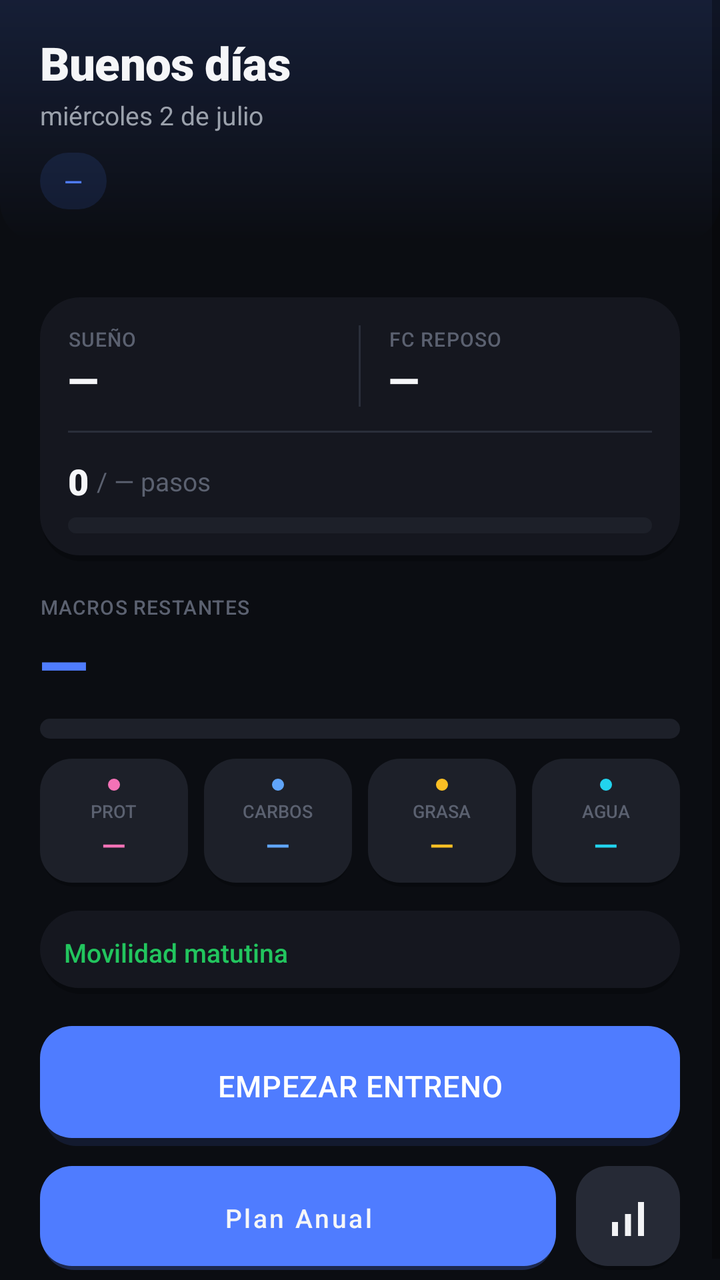
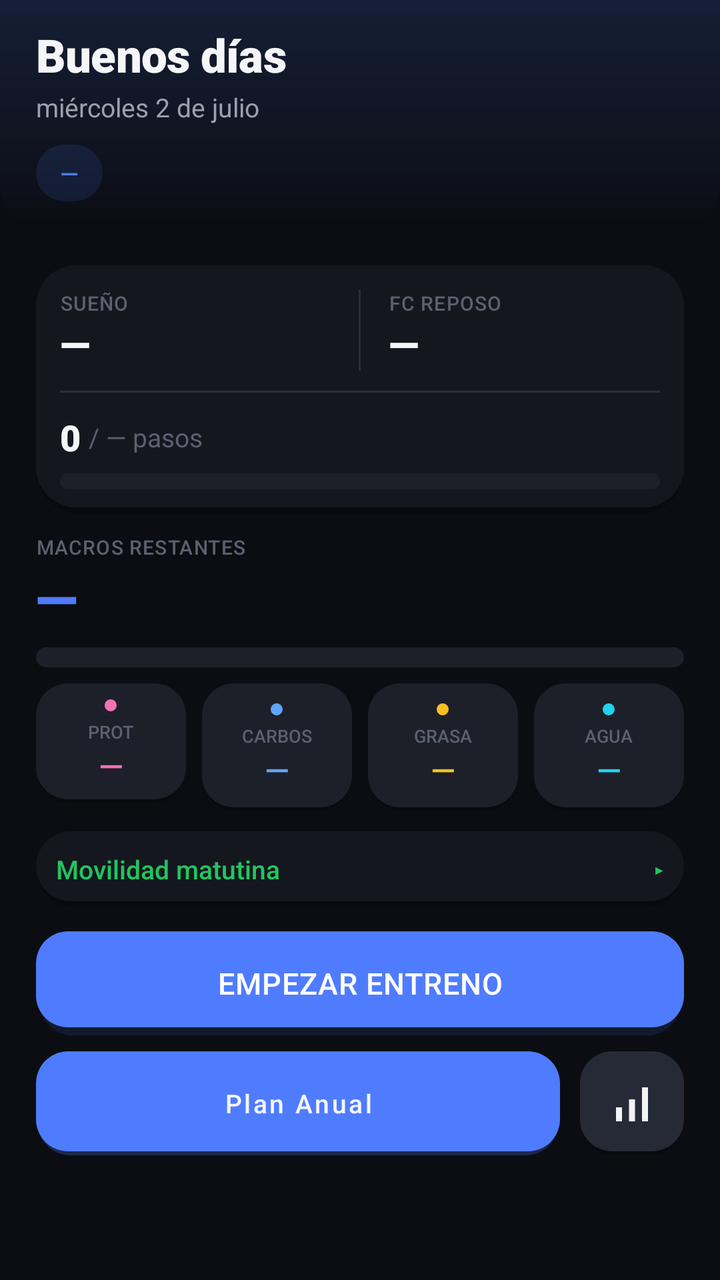

An Android layout rendered at two revisions. The XML below is the earlier revision; the diff shows what the commit changed to produce the second picture.
<!-- AndroidManifest.xml: application theme Theme.FitBase -->
<!-- res/layout/activity_home.xml -->
<?xml version="1.0" encoding="utf-8"?>
<FrameLayout xmlns:android="http://schemas.android.com/apk/res/android"
    android:layout_width="match_parent"
    android:layout_height="match_parent"
    android:background="@color/background">

<ScrollView
    android:layout_width="match_parent"
    android:layout_height="match_parent"
    android:fillViewport="true">

    <LinearLayout
        android:layout_width="match_parent"
        android:layout_height="wrap_content"
        android:orientation="vertical">

        
        <LinearLayout
            android:layout_width="match_parent"
            android:layout_height="wrap_content"
            android:orientation="vertical"
            android:background="@drawable/bg_hero_panel"
            android:paddingHorizontal="20dp"
            android:paddingTop="16dp"
            android:paddingBottom="16dp">

            <TextView
                android:id="@+id/tvSaludo"
                android:layout_width="wrap_content"
                android:layout_height="wrap_content"
                android:text="Buenos días"
                android:textSize="23sp"
                android:textColor="@color/text_primary"
                android:fontFamily="sans-serif-black"
                android:letterSpacing="-0.01" />

            <TextView
                android:id="@+id/tvFecha"
                android:layout_width="wrap_content"
                android:layout_height="wrap_content"
                android:text="miércoles 2 de julio"
                android:textSize="13sp"
                android:textColor="@color/text_secondary"
                android:layout_marginTop="2dp" />

            <LinearLayout
                android:layout_width="wrap_content"
                android:layout_height="wrap_content"
                android:orientation="horizontal"
                android:layout_marginTop="10dp"
                android:gravity="center_vertical">

                <TextView
                    android:id="@+id/tvTipoDia"
                    android:layout_width="wrap_content"
                    android:layout_height="wrap_content"
                    android:text="—"
                    android:textSize="12sp"
                    android:fontFamily="sans-serif-medium"
                    android:textColor="@color/accent"
                    android:background="@drawable/bg_chip_accent"
                    android:paddingHorizontal="12dp"
                    android:paddingVertical="6dp" />

                <TextView
                    android:id="@+id/tvFaseNombre"
                    android:layout_width="wrap_content"
                    android:layout_height="wrap_content"
                    android:layout_marginStart="8dp"
                    android:text="Hipertrofia I"
                    android:textSize="12sp"
                    android:textColor="@color/text_secondary"
                    android:background="@drawable/bg_badge_actual"
                    android:paddingHorizontal="12dp"
                    android:paddingVertical="6dp"
                    android:visibility="gone" />
            </LinearLayout>
        </LinearLayout>

        <LinearLayout
            android:layout_width="match_parent"
            android:layout_height="wrap_content"
            android:orientation="vertical"
            android:paddingHorizontal="20dp"
            android:paddingTop="14dp"
            android:paddingBottom="16dp">

        
        <LinearLayout
            android:id="@+id/bannerPretemporada"
            android:layout_width="match_parent"
            android:layout_height="wrap_content"
            android:orientation="vertical"
            android:background="@drawable/bg_card_flat"
            android:padding="12dp"
            android:visibility="gone">

            <TextView
                android:id="@+id/tvPretemporadaTitulo"
                android:layout_width="match_parent"
                android:layout_height="wrap_content"
                android:text="Pretemporada"
                android:textSize="13sp"
                android:fontFamily="sans-serif-medium"
                android:textColor="@color/accent" />

            <TextView
                android:id="@+id/tvPretemporadaDetalle"
                android:layout_width="match_parent"
                android:layout_height="wrap_content"
                android:layout_marginTop="4dp"
                android:textSize="12sp"
                android:textColor="@color/text_secondary" />
        </LinearLayout>

        
        <LinearLayout
            android:id="@+id/bannerAusencia"
            android:layout_width="match_parent"
            android:layout_height="wrap_content"
            android:orientation="horizontal"
            android:background="@drawable/bg_card_flat"
            android:padding="12dp"
            android:layout_marginTop="8dp"
            android:visibility="gone">

            <TextView
                android:id="@+id/tvAusenciaMensaje"
                android:layout_width="match_parent"
                android:layout_height="wrap_content"
                android:textSize="12sp"
                android:textColor="@color/text_secondary" />
        </LinearLayout>

        
        <LinearLayout
            android:id="@+id/bannerRamadan"
            android:layout_width="match_parent"
            android:layout_height="wrap_content"
            android:orientation="vertical"
            android:background="@drawable/bg_card_flat"
            android:padding="12dp"
            android:layout_marginTop="8dp"
            android:visibility="gone">

            <TextView
                android:id="@+id/tvRamadanTitulo"
                android:layout_width="match_parent"
                android:layout_height="wrap_content"
                android:textSize="13sp"
                android:fontFamily="sans-serif-medium"
                android:textColor="@color/accent" />

            <TextView
                android:id="@+id/tvRamadanDetalle"
                android:layout_width="match_parent"
                android:layout_height="wrap_content"
                android:layout_marginTop="4dp"
                android:textSize="12sp"
                android:textColor="@color/text_secondary" />
        </LinearLayout>

        
        <LinearLayout
            android:layout_width="match_parent"
            android:layout_height="wrap_content"
            android:orientation="vertical"
            android:background="@drawable/bg_card_flat"
            android:padding="14dp"
            android:layout_marginTop="14dp">

            <LinearLayout
                android:layout_width="match_parent"
                android:layout_height="wrap_content"
                android:orientation="horizontal">

                <LinearLayout
                    android:layout_width="0dp"
                    android:layout_height="wrap_content"
                    android:layout_weight="1"
                    android:orientation="vertical">
                    <TextView
                        android:layout_width="wrap_content"
                        android:layout_height="wrap_content"
                        android:text="SUEÑO"
                        android:textSize="10sp"
                        android:fontFamily="sans-serif-medium"
                        android:letterSpacing="0.04"
                        android:textColor="@color/text_tertiary" />
                    <TextView
                        android:id="@+id/tvSleepScore"
                        android:layout_width="wrap_content"
                        android:layout_height="wrap_content"
                        android:text="—"
                        android:textSize="20sp"
                        android:fontFamily="sans-serif-black"
                        android:textColor="@color/text_primary" />
                </LinearLayout>

                <View
                    android:layout_width="1dp"
                    android:layout_height="match_parent"
                    android:background="@color/colorSeparator" />

                <LinearLayout
                    android:layout_width="0dp"
                    android:layout_height="wrap_content"
                    android:layout_weight="1"
                    android:orientation="vertical"
                    android:paddingStart="14dp">
                    <TextView
                        android:layout_width="wrap_content"
                        android:layout_height="wrap_content"
                        android:text="FC REPOSO"
                        android:textSize="10sp"
                        android:fontFamily="sans-serif-medium"
                        android:letterSpacing="0.04"
                        android:textColor="@color/text_tertiary" />
                    <TextView
                        android:id="@+id/tvFcReposo"
                        android:layout_width="wrap_content"
                        android:layout_height="wrap_content"
                        android:text="—"
                        android:textSize="20sp"
                        android:fontFamily="sans-serif-black"
                        android:textColor="@color/text_primary" />
                </LinearLayout>
            </LinearLayout>

            <TextView
                android:id="@+id/tvAvisoFatiga"
                android:layout_width="match_parent"
                android:layout_height="wrap_content"
                android:text="Sueño pobre — sesión reducida"
                android:textSize="12sp"
                android:textColor="@color/warning"
                android:layout_marginTop="6dp"
                android:visibility="gone" />

            <View
                android:layout_width="match_parent"
                android:layout_height="1dp"
                android:background="@color/colorSeparator"
                android:layout_marginTop="12dp"
                android:layout_marginBottom="12dp" />

            <LinearLayout
                android:layout_width="match_parent"
                android:layout_height="wrap_content"
                android:orientation="horizontal"
                android:gravity="center_vertical">

                <TextView
                    android:id="@+id/tvPasos"
                    android:layout_width="wrap_content"
                    android:layout_height="wrap_content"
                    android:text="0"
                    android:textSize="18sp"
                    android:fontFamily="sans-serif-black"
                    android:textColor="@color/text_primary" />

                <TextView
                    android:id="@+id/tvPasosObj"
                    android:layout_width="wrap_content"
                    android:layout_height="wrap_content"
                    android:text="/ — pasos"
                    android:textSize="13sp"
                    android:textColor="@color/text_tertiary"
                    android:layout_marginStart="4dp" />
            </LinearLayout>

            <ProgressBar
                android:id="@+id/progressPasos"
                style="@android:style/Widget.ProgressBar.Horizontal"
                android:layout_width="match_parent"
                android:layout_height="8dp"
                android:layout_marginTop="6dp"
                android:progressDrawable="@drawable/progress_pasos"
                android:max="8000" />

            <TextView
                android:id="@+id/tvCardioInfo"
                android:layout_width="match_parent"
                android:layout_height="wrap_content"
                android:text="20 min bici post-gym"
                android:textSize="12sp"
                android:textColor="@color/text_secondary"
                android:layout_marginTop="8dp"
                android:visibility="gone" />
        </LinearLayout>

        
        <TextView
            android:layout_width="wrap_content"
            android:layout_height="wrap_content"
            android:text="MACROS RESTANTES"
            android:textSize="10sp"
            android:fontFamily="sans-serif-medium"
            android:letterSpacing="0.04"
            android:textColor="@color/text_tertiary"
            android:layout_marginTop="16dp" />

        <TextView
            android:id="@+id/tvCaloriasRestantes"
            android:layout_width="wrap_content"
            android:layout_height="wrap_content"
            android:text="—"
            android:textSize="32sp"
            android:textColor="@color/accent"
            android:fontFamily="sans-serif-black"
            android:letterSpacing="-0.02" />

        <ProgressBar
            android:id="@+id/progressCalorias"
            style="@android:style/Widget.ProgressBar.Horizontal"
            android:layout_width="match_parent"
            android:layout_height="10dp"
            android:layout_marginTop="6dp"
            android:progressDrawable="@drawable/progress_calorias"
            android:max="3280" />

        <LinearLayout
            android:layout_width="match_parent"
            android:layout_height="wrap_content"
            android:orientation="horizontal"
            android:layout_marginTop="10dp">

            <LinearLayout
                android:layout_width="0dp"
                android:layout_height="wrap_content"
                android:layout_weight="1"
                android:orientation="vertical"
                android:gravity="center"
                android:background="@drawable/bg_macro_card"
                android:padding="10dp">
                <View
                    android:layout_width="6dp"
                    android:layout_height="6dp"
                    android:layout_marginBottom="4dp"
                    android:background="@drawable/shape_dot"
                    android:backgroundTint="@color/colorProteina" />
                <TextView android:layout_width="wrap_content" android:layout_height="wrap_content"
                    android:text="PROT" android:textSize="9sp" android:fontFamily="sans-serif-medium" android:textColor="@color/text_tertiary" />
                <TextView android:id="@+id/tvProtRestante" android:layout_width="wrap_content"
                    android:layout_height="wrap_content" android:text="—"
                    android:textSize="16sp" android:fontFamily="sans-serif-medium" android:textColor="@color/colorProteina" />
            </LinearLayout>

            <LinearLayout
                android:layout_width="0dp"
                android:layout_height="wrap_content"
                android:layout_weight="1"
                android:orientation="vertical"
                android:gravity="center"
                android:background="@drawable/bg_macro_card"
                android:padding="10dp"
                android:layout_marginStart="8dp">
                <View
                    android:layout_width="6dp"
                    android:layout_height="6dp"
                    android:layout_marginBottom="4dp"
                    android:background="@drawable/shape_dot"
                    android:backgroundTint="@color/colorCarbos" />
                <TextView android:layout_width="wrap_content" android:layout_height="wrap_content"
                    android:text="CARBOS" android:textSize="9sp" android:fontFamily="sans-serif-medium" android:textColor="@color/text_tertiary" />
                <TextView android:id="@+id/tvCarbosRestantes" android:layout_width="wrap_content"
                    android:layout_height="wrap_content" android:text="—"
                    android:textSize="16sp" android:fontFamily="sans-serif-medium" android:textColor="@color/colorCarbos" />
            </LinearLayout>

            <LinearLayout
                android:layout_width="0dp"
                android:layout_height="wrap_content"
                android:layout_weight="1"
                android:orientation="vertical"
                android:gravity="center"
                android:background="@drawable/bg_macro_card"
                android:padding="10dp"
                android:layout_marginStart="8dp">
                <View
                    android:layout_width="6dp"
                    android:layout_height="6dp"
                    android:layout_marginBottom="4dp"
                    android:background="@drawable/shape_dot"
                    android:backgroundTint="@color/colorGrasa" />
                <TextView android:layout_width="wrap_content" android:layout_height="wrap_content"
                    android:text="GRASA" android:textSize="9sp" android:fontFamily="sans-serif-medium" android:textColor="@color/text_tertiary" />
                <TextView android:id="@+id/tvGrasasRestantes" android:layout_width="wrap_content"
                    android:layout_height="wrap_content" android:text="—"
                    android:textSize="16sp" android:fontFamily="sans-serif-medium" android:textColor="@color/colorGrasa" />
            </LinearLayout>

            <LinearLayout
                android:layout_width="0dp"
                android:layout_height="wrap_content"
                android:layout_weight="1"
                android:orientation="vertical"
                android:gravity="center"
                android:background="@drawable/bg_macro_card"
                android:padding="10dp"
                android:layout_marginStart="8dp">
                <View
                    android:layout_width="6dp"
                    android:layout_height="6dp"
                    android:layout_marginBottom="4dp"
                    android:background="@drawable/shape_dot"
                    android:backgroundTint="@color/colorAgua" />
                <TextView android:layout_width="wrap_content" android:layout_height="wrap_content"
                    android:text="AGUA" android:textSize="9sp" android:fontFamily="sans-serif-medium" android:textColor="@color/text_tertiary" />
                <TextView android:id="@+id/tvAgua" android:layout_width="wrap_content"
                    android:layout_height="wrap_content" android:text="—"
                    android:textSize="16sp" android:fontFamily="sans-serif-medium" android:textColor="@color/colorAgua" />
            </LinearLayout>
        </LinearLayout>

        
        <LinearLayout
            android:layout_width="match_parent"
            android:layout_height="wrap_content"
            android:orientation="vertical"
            android:layout_marginTop="12dp"
            android:background="@drawable/bg_card_flat"
            android:padding="12dp">

            <TextView
                android:id="@+id/tvMovilidadTitulo"
                android:layout_width="wrap_content"
                android:layout_height="wrap_content"
                android:text="Movilidad matutina"
                android:textSize="13sp"
                android:fontFamily="sans-serif-medium"
                android:textColor="@color/success" />

            <LinearLayout
                android:id="@+id/layoutMovilidad"
                android:layout_width="match_parent"
                android:layout_height="wrap_content"
                android:orientation="vertical"
                android:layout_marginTop="6dp"
                android:visibility="gone" />
        </LinearLayout>

        
        <Button
            android:id="@+id/btnEmpezarEntreno"
            style="@style/Widget.FitBase.Button.Primary"
            android:layout_marginTop="16dp"
            android:text="EMPEZAR ENTRENO"
            android:visibility="visible" />

        <TextView
            android:id="@+id/tvSesionTipo"
            android:layout_width="wrap_content"
            android:layout_height="wrap_content"
            android:layout_gravity="center_horizontal"
            android:layout_marginTop="6dp"
            android:textSize="13sp"
            android:textColor="@color/text_tertiary"
            android:visibility="gone" />

        <TextView
            android:id="@+id/tvSesionFase"
            android:layout_width="wrap_content"
            android:layout_height="wrap_content"
            android:visibility="gone" />

        
        <LinearLayout
            android:layout_width="match_parent"
            android:layout_height="wrap_content"
            android:orientation="horizontal"
            android:layout_marginTop="10dp">

            <Button
                android:id="@+id/btnPlanAnual"
                style="@style/Widget.FitBase.Button.Secondary"
                android:layout_width="0dp"
                android:layout_weight="1"
                android:text="Plan Anual"
                android:textSize="13sp" />

            <ImageButton
                android:id="@+id/btnProgresion"
                android:layout_width="52dp"
                android:layout_height="52dp"
                android:layout_marginStart="10dp"
                android:contentDescription="Progresión"
                android:padding="14dp"
                android:scaleType="fitCenter"
                android:src="@drawable/ic_chart"
                android:background="@drawable/button_secondary" />
        </LinearLayout>

        </LinearLayout>
    </LinearLayout>
</ScrollView>

</FrameLayout>
<!-- resources referenced by this layout -->
<resources>
  <color name="accent">#4F7CFF</color>
  <color name="background">#0B0D12</color>
  <color name="colorAgua">#22D3EE</color>
  <color name="colorCarbos">#60A5FA</color>
  <color name="colorGrasa">#FBBF24</color>
  <color name="colorProteina">#F472B6</color>
  <color name="colorSeparator">#2A2E3A</color>
  <color name="success">#22C55E</color>
  <color name="text_primary">#F5F6F8</color>
  <color name="text_secondary">#9BA1AC</color>
  <color name="text_tertiary">#5B6170</color>
  <color name="warning">#F97316</color>
  <!-- drawable shape_dot (drawable) -->
  <?xml version="1.0" encoding="utf-8"?>
  <shape xmlns:android="http://schemas.android.com/apk/res/android"
      android:shape="oval">
      <solid android:color="@android:color/white" />
  </shape>
  <style name="Widget.FitBase.Button.Primary">
          <item name="android:layout_width">match_parent</item>
          <item name="android:layout_height">60dp</item>
          <item name="android:background">@drawable/gradient_primary_button</item>
          <item name="android:textColor">@color/white</item>
          <item name="android:textSize">15sp</item>
          <item name="android:letterSpacing">0.02</item>
          <item name="android:fontFamily">sans-serif-medium</item>
          <item name="android:textAllCaps">false</item>
      </style>
  <style name="Theme.FitBase" parent="Theme.MaterialComponents.DayNight.NoActionBar">
          
          <item name="colorPrimary">@color/colorAccentPrimary</item>
          <item name="colorPrimaryVariant">@color/colorTextPrimary</item>
          <item name="colorOnPrimary">#FFFFFF</item>
  
          
          <item name="colorSecondary">@color/colorTextSecondary</item>
          <item name="colorOnSecondary">#FFFFFF</item>
  
          
          <item name="android:colorBackground">@color/colorBackground</item>
          <item name="android:windowBackground">@color/colorBackground</item>
          <item name="colorSurface">@color/colorSurface</item>
  
          
          <item name="android:statusBarColor">@color/colorBackground</item>
          <item name="android:navigationBarColor">@color/colorBackground</item>
          <item name="android:windowLightStatusBar">false</item>
          <item name="android:windowLightNavigationBar" tools:targetApi="27">false</item>
  
          
          <item name="windowNoTitle">true</item>
          <item name="windowActionBar">false</item>
  
          
          <item name="android:fontFamily">sans-serif</item>
      </style>
  <dimen name="radius_pill">100dp</dimen>
  <color name="colorSurfaceElevated2">#262A36</color>
  <dimen name="radius_card">20dp</dimen>
  <color name="colorShadow">#40000000</color>
  <color name="colorSurface">#15171F</color>
  <color name="colorAccentWash">#1F4F7CFF</color>
  <dimen name="radius_button">16dp</dimen>
  <color name="colorSurfaceElevated">#1D2029</color>
  <color name="colorAccentPrimary">#4F7CFF</color>
  <color name="colorAccentSecondary">#A855F7</color>
  <color name="colorSuccess">#22C55E</color>
  <color name="white">#FFFFFF</color>
  <color name="colorTextPrimary">#F5F6F8</color>
  <color name="colorTextSecondary">#9BA1AC</color>
  <color name="colorBackground">#0B0D12</color>
  <!-- unchanged entries left out for length: 11 -->
</resources>

<!-- the commit's change to res/layout/activity_home.xml (unified diff, before → after) -->
@@ -20,9 +20,9 @@
             android:layout_height="wrap_content"
             android:orientation="vertical"
             android:background="@drawable/bg_hero_panel"
-            android:paddingHorizontal="20dp"
-            android:paddingTop="16dp"
-            android:paddingBottom="16dp">
+            android:paddingHorizontal="18dp"
+            android:paddingTop="12dp"
+            android:paddingBottom="12dp">
 
             <TextView
                 android:id="@+id/tvSaludo"
@@ -81,9 +81,9 @@
             android:layout_width="match_parent"
             android:layout_height="wrap_content"
             android:orientation="vertical"
-            android:paddingHorizontal="20dp"
-            android:paddingTop="14dp"
-            android:paddingBottom="16dp">
+            android:paddingHorizontal="18dp"
+            android:paddingTop="10dp"
+            android:paddingBottom="12dp">
 
         
         <LinearLayout
@@ -92,7 +92,7 @@
             android:layout_height="wrap_content"
             android:orientation="vertical"
             android:background="@drawable/bg_card_flat"
-            android:padding="12dp"
+            android:padding="10dp"
             android:visibility="gone">
 
             <TextView
@@ -166,8 +166,8 @@
             android:layout_height="wrap_content"
             android:orientation="vertical"
             android:background="@drawable/bg_card_flat"
-            android:padding="14dp"
-            android:layout_marginTop="14dp">
+            android:padding="12dp"
+            android:layout_marginTop="10dp">
 
             <LinearLayout
                 android:layout_width="match_parent"
@@ -241,8 +241,8 @@
                 android:layout_width="match_parent"
                 android:layout_height="1dp"
                 android:background="@color/colorSeparator"
-                android:layout_marginTop="12dp"
-                android:layout_marginBottom="12dp" />
+                android:layout_marginTop="10dp"
+                android:layout_marginBottom="10dp" />
 
             <LinearLayout
                 android:layout_width="match_parent"
@@ -298,14 +298,14 @@
             android:fontFamily="sans-serif-medium"
             android:letterSpacing="0.04"
             android:textColor="@color/text_tertiary"
-            android:layout_marginTop="16dp" />
+            android:layout_marginTop="10dp" />
 
         <TextView
             android:id="@+id/tvCaloriasRestantes"
             android:layout_width="wrap_content"
             android:layout_height="wrap_content"
             android:text="—"
-            android:textSize="32sp"
+            android:textSize="28sp"
             android:textColor="@color/accent"
             android:fontFamily="sans-serif-black"
             android:letterSpacing="-0.02" />
@@ -323,7 +323,7 @@
             android:layout_width="match_parent"
             android:layout_height="wrap_content"
             android:orientation="horizontal"
-            android:layout_marginTop="10dp">
+            android:layout_marginTop="8dp">
 
             <LinearLayout
                 android:layout_width="0dp"
@@ -332,7 +332,7 @@
                 android:orientation="vertical"
                 android:gravity="center"
                 android:background="@drawable/bg_macro_card"
-                android:padding="10dp">
+                android:padding="8dp">
                 <View
                     android:layout_width="6dp"
                     android:layout_height="6dp"
@@ -418,18 +418,38 @@
             android:layout_width="match_parent"
             android:layout_height="wrap_content"
             android:orientation="vertical"
-            android:layout_marginTop="12dp"
+            android:layout_marginTop="10dp"
             android:background="@drawable/bg_card_flat"
-            android:padding="12dp">
-
-            <TextView
-                android:id="@+id/tvMovilidadTitulo"
-                android:layout_width="wrap_content"
-                android:layout_height="wrap_content"
-                android:text="Movilidad matutina"
-                android:textSize="13sp"
-                android:fontFamily="sans-serif-medium"
-                android:textColor="@color/success" />
+            android:padding="10dp">
+
+            <LinearLayout
+                android:id="@+id/headerMovilidad"
+                android:layout_width="match_parent"
+                android:layout_height="wrap_content"
+                android:orientation="horizontal"
+                android:gravity="center_vertical"
+                android:clickable="true"
+                android:focusable="true"
+                android:background="?attr/selectableItemBackground">
+
+                <TextView
+                    android:id="@+id/tvMovilidadTitulo"
+                    android:layout_width="0dp"
+                    android:layout_height="wrap_content"
+                    android:layout_weight="1"
+                    android:text="Movilidad matutina"
+                    android:textSize="13sp"
+                    android:fontFamily="sans-serif-medium"
+                    android:textColor="@color/success" />
+
+                <TextView
+                    android:id="@+id/tvMovilidadChevron"
+                    android:layout_width="wrap_content"
+                    android:layout_height="wrap_content"
+                    android:text="▸"
+                    android:textSize="13sp"
+                    android:textColor="@color/success" />
+            </LinearLayout>
 
             <LinearLayout
                 android:id="@+id/layoutMovilidad"
@@ -444,7 +464,7 @@
         <Button
             android:id="@+id/btnEmpezarEntreno"
             style="@style/Widget.FitBase.Button.Primary"
-            android:layout_marginTop="16dp"
+            android:layout_marginTop="12dp"
             android:text="EMPEZAR ENTRENO"
             android:visibility="visible" />
 
@@ -453,7 +473,7 @@
             android:layout_width="wrap_content"
             android:layout_height="wrap_content"
             android:layout_gravity="center_horizontal"
-            android:layout_marginTop="6dp"
+            android:layout_marginTop="4dp"
             android:textSize="13sp"
             android:textColor="@color/text_tertiary"
             android:visibility="gone" />
@@ -469,7 +489,7 @@
             android:layout_width="match_parent"
             android:layout_height="wrap_content"
             android:orientation="horizontal"
-            android:layout_marginTop="10dp">
+            android:layout_marginTop="8dp">
 
             <Button
                 android:id="@+id/btnPlanAnual"
<!-- resource entries referenced after the edit -->
@@ -20,7 +20,7 @@
   </shape>
   <style name="Widget.FitBase.Button.Primary">
           <item name="android:layout_width">match_parent</item>
-          <item name="android:layout_height">60dp</item>
+          <item name="android:layout_height">52dp</item>
           <item name="android:background">@drawable/gradient_primary_button</item>
           <item name="android:textColor">@color/white</item>
           <item name="android:textSize">15sp</item>
@@ -55,6 +55,11 @@
   
           
           <item name="android:fontFamily">sans-serif</item>
+  
+          
+          <item name="android:buttonStyle">@style/Widget.FitBase.Button.Press</item>
+          <item name="materialButtonStyle">@style/Widget.FitBase.Button.Press</item>
+          <item name="android:imageButtonStyle">@style/Widget.FitBase.ImageButton.Press</item>
       </style>
   <dimen name="radius_pill">100dp</dimen>
   <color name="colorSurfaceElevated2">#262A36</color>
@@ -71,6 +76,12 @@
   <color name="colorTextPrimary">#F5F6F8</color>
   <color name="colorTextSecondary">#9BA1AC</color>
   <color name="colorBackground">#0B0D12</color>
+  <style name="Widget.FitBase.Button.Press" parent="Widget.MaterialComponents.Button">
+          <item name="android:stateListAnimator">@animator/btn_press_scale</item>
+      </style>
+  <style name="Widget.FitBase.ImageButton.Press" parent="Widget.AppCompat.ImageButton">
+          <item name="android:stateListAnimator">@animator/btn_press_scale</item>
+      </style>
   <!-- unchanged entries left out for length: 11 -->
 </resources>
 
